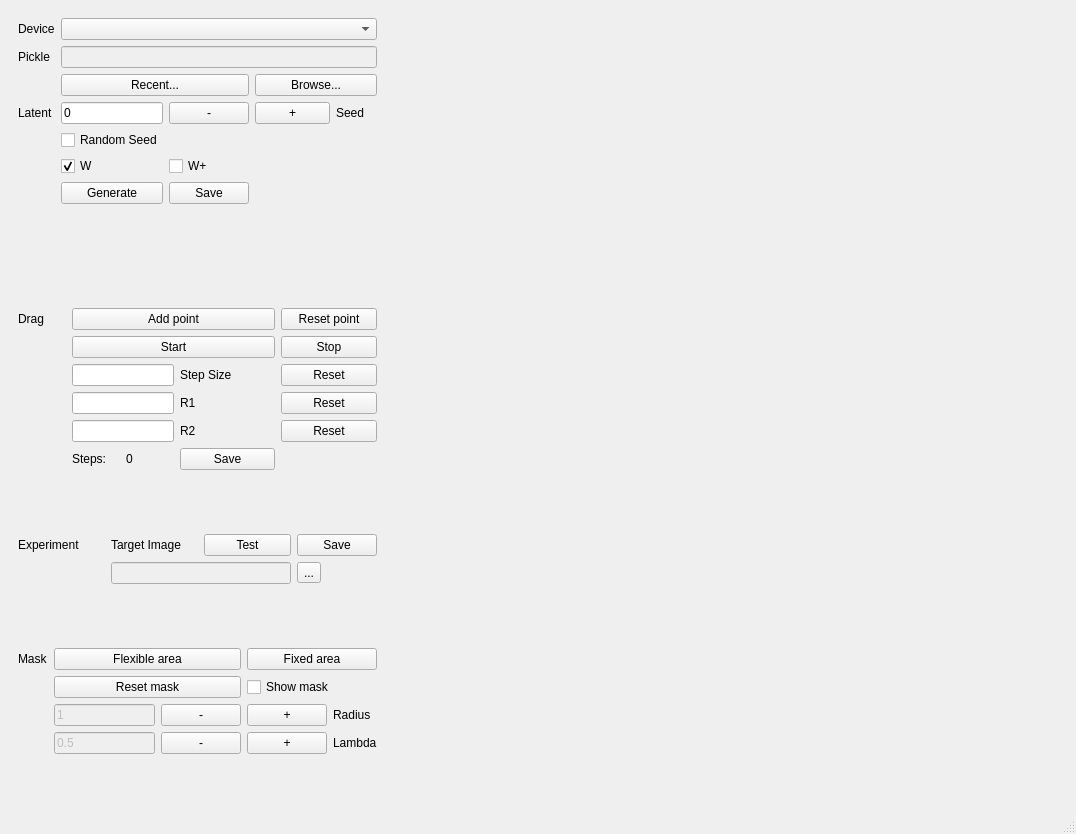
Above: ui/mainwindow.ui from Mech-Who/MyDragGAN before the change. Below: the same form after it.
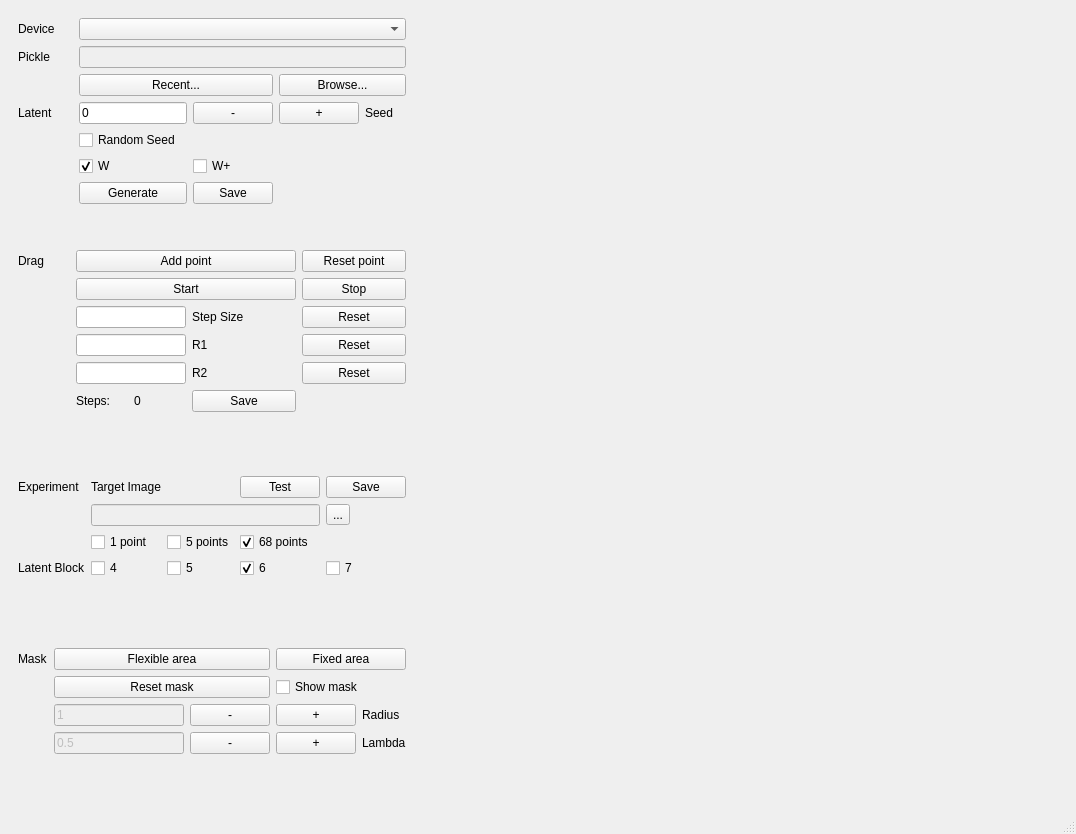
That is the form after the change. Custom widgets are drawn as their Qt base class.

Commit message: 消融实验block和人脸检测评估指标初步完成

Diff of the .ui file:
```diff
--- a/ui/mainwindow.ui
+++ b/ui/mainwindow.ui
@@ -20,18 +20,59 @@
     </property>
     <item row="2" column="0">
      <widget class="QWidget" name="experiment" native="true">
-      <layout class="QGridLayout" name="gridLayout_5" columnstretch="0,0,0,0">
-       <item row="2" column="3">
-        <widget class="QToolButton" name="TargetImage_ToolButton">
+      <layout class="QGridLayout" name="gridLayout_5" columnstretch="0,0,0,0,0">
+       <item row="3" column="1">
+        <widget class="QCheckBox" name="OnePoint_CheckBox">
+         <property name="enabled">
+          <bool>true</bool>
+         </property>
          <property name="text">
-          <string>...</string>
+          <string>1 point</string>
          </property>
+         <property name="checked">
+          <bool>false</bool>
+         </property>
+         <attribute name="buttonGroup">
+          <string notr="true">Point_ButtonGroup</string>
+         </attribute>
         </widget>
        </item>
-       <item row="0" column="0">
-        <widget class="QLabel" name="Experiment_Label">
+       <item row="4" column="4">
+        <widget class="QCheckBox" name="SevenBlock_CheckBox">
+         <property name="enabled">
+          <bool>true</bool>
+         </property>
          <property name="text">
-          <string>Experiment</string>
+          <string>7</string>
+         </property>
+         <property name="checked">
+          <bool>false</bool>
+         </property>
+         <attribute name="buttonGroup">
+          <string notr="true">Block_ButtonGroup</string>
+         </attribute>
+        </widget>
+       </item>
+       <item row="4" column="1">
+        <widget class="QCheckBox" name="FourBlock_CheckBox">
+         <property name="enabled">
+          <bool>true</bool>
+         </property>
+         <property name="text">
+          <string>4</string>
+         </property>
+         <property name="checked">
+          <bool>false</bool>
+         </property>
+         <attribute name="buttonGroup">
+          <string notr="true">Block_ButtonGroup</string>
+         </attribute>
+        </widget>
+       </item>
+       <item row="0" column="4">
+        <widget class="QPushButton" name="SaveExperiment_PushButton">
+         <property name="text">
+          <string>Save</string>
          </property>
         </widget>
        </item>
@@ -42,25 +83,107 @@
          </property>
         </widget>
        </item>
-       <item row="2" column="1" colspan="2">
+       <item row="5" column="1">
+        <spacer name="verticalSpacer_4">
+         <property name="orientation">
+          <enum>Qt::Vertical</enum>
+         </property>
+         <property name="sizeHint" stdset="0">
+          <size>
+           <width>20</width>
+           <height>40</height>
+          </size>
+         </property>
+        </spacer>
+       </item>
+       <item row="2" column="1" colspan="3">
         <widget class="QLineEdit" name="TargetImage_LineEdit">
          <property name="enabled">
           <bool>false</bool>
          </property>
         </widget>
        </item>
-       <item row="0" column="2">
+       <item row="0" column="0">
+        <widget class="QLabel" name="Experiment_Label">
+         <property name="text">
+          <string>Experiment</string>
+         </property>
+        </widget>
+       </item>
+       <item row="4" column="3">
+        <widget class="QCheckBox" name="SixBlock_CheckBox">
+         <property name="enabled">
+          <bool>true</bool>
+         </property>
+         <property name="text">
+          <string>6</string>
+         </property>
+         <property name="checked">
+          <bool>true</bool>
+         </property>
+         <attribute name="buttonGroup">
+          <string notr="true">Block_ButtonGroup</string>
+         </attribute>
+        </widget>
+       </item>
+       <item row="2" column="4">
+        <widget class="QToolButton" name="TargetImage_ToolButton">
+         <property name="text">
+          <string>...</string>
+         </property>
+        </widget>
+       </item>
+       <item row="4" column="0">
+        <widget class="QLabel" name="LatentBlock_Label">
+         <property name="text">
+          <string>Latent Block</string>
+         </property>
+        </widget>
+       </item>
+       <item row="0" column="3">
         <widget class="QPushButton" name="Test_PushButton">
          <property name="text">
           <string>Test</string>
          </property>
         </widget>
        </item>
-       <item row="0" column="3">
-        <widget class="QPushButton" name="SaveExperiment_PushButton">
+       <item row="4" column="2">
+        <widget class="QCheckBox" name="FiveBlock_CheckBox">
+         <property name="enabled">
+          <bool>true</bool>
+         </property>
          <property name="text">
-          <string>Save</string>
+          <string>5</string>
          </property>
+         <property name="checked">
+          <bool>false</bool>
+         </property>
+         <attribute name="buttonGroup">
+          <string notr="true">Block_ButtonGroup</string>
+         </attribute>
+        </widget>
+       </item>
+       <item row="3" column="2">
+        <widget class="QCheckBox" name="FivePoints_CheckBox">
+         <property name="text">
+          <string>5 points</string>
+         </property>
+         <attribute name="buttonGroup">
+          <string notr="true">Point_ButtonGroup</string>
+         </attribute>
+        </widget>
+       </item>
+       <item row="3" column="3">
+        <widget class="QCheckBox" name="SixtyEightPoints_CheckBox">
+         <property name="text">
+          <string>68 points</string>
+         </property>
+         <property name="checked">
+          <bool>true</bool>
+         </property>
+         <attribute name="buttonGroup">
+          <string notr="true">Point_ButtonGroup</string>
+         </attribute>
         </widget>
        </item>
       </layout>
@@ -477,19 +600,6 @@
       </layout>
      </widget>
     </item>
-    <item row="3" column="0">
-     <spacer name="verticalSpacer_4">
-      <property name="orientation">
-       <enum>Qt::Vertical</enum>
-      </property>
-      <property name="sizeHint" stdset="0">
-       <size>
-        <width>20</width>
-        <height>40</height>
-       </size>
-      </property>
-     </spacer>
-    </item>
    </layout>
   </widget>
   <widget class="QMenuBar" name="menubar">
```
Left out of the diff: 12 changed lines with no effect on the pictures. The commit also changes 3 other files.
